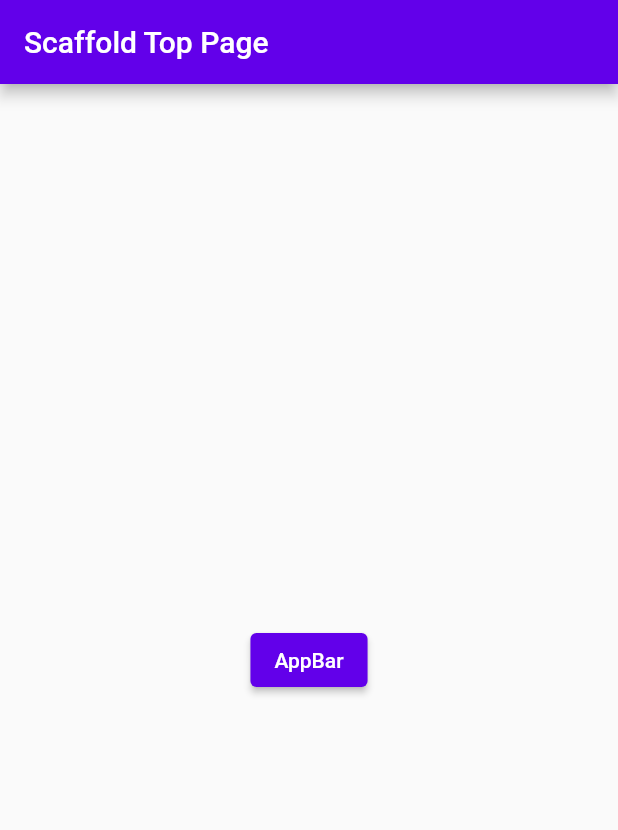
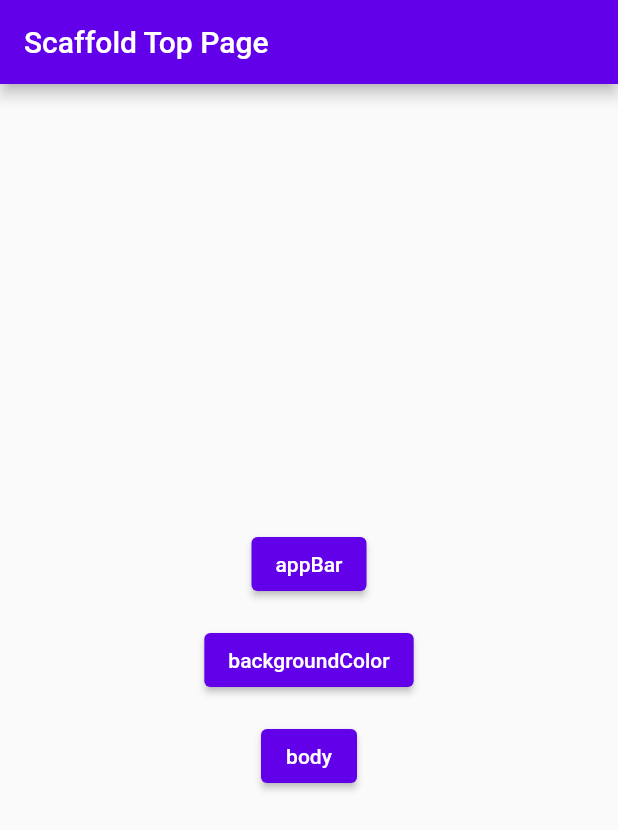
Before and after one commit to mafreud/flutter_dictionary, a Flutter app: the ScaffoldTopPage screen opened by its route, on a phone screen of 412 x 824 dp. Shown: the top 830 px of the screen. Run offline on Flutter 3.47's test engine with Material 2 defaults, Android fonts, the phone set to English and light mode, and no system bars; our stand-ins replace go_router.

Commit message:
add body

```diff
--- a/lib/go_router/routing.dart
+++ b/lib/go_router/routing.dart
@@ -1,10 +1,15 @@
+import 'package:flutter_dictionary/widgets/scaffold/scaffold_background_color.dart';
+import 'package:flutter_dictionary/widgets/scaffold/scaffold_body.dart';
 import 'package:go_router/go_router.dart';
 
 import '../top_page.dart';
 import '../widgets/scaffold/scaffold_top_page.dart';
 import '../widgets/scaffold/scaffold_with_app_bar_page.dart';
 
-enum AppRouter { root, scaffoldTopPage, scaffoldWithAppBar }
+enum AppRouter {
+  root,
+}
+enum ScaffoldRouter { top, appBar, backgroundColor, body }
 
 final router = GoRouter(
   routes: [
@@ -15,13 +20,23 @@ final router = GoRouter(
     ),
     GoRoute(
       path: '/scaffoldTop',
-      name: AppRouter.scaffoldTopPage.name,
+      name: ScaffoldRouter.top.name,
       builder: (context, state) => const ScaffoldTopPage(),
       routes: [
         GoRoute(
-          path: 'scaffoldWithAppBar',
-          name: AppRouter.scaffoldWithAppBar.name,
+          path: 'appBar',
+          name: ScaffoldRouter.appBar.name,
           builder: (context, state) => const ScaffoldWithAppBar(),
+        ),
+        GoRoute(
+          path: 'backgroundColor',
+          name: ScaffoldRouter.backgroundColor.name,
+          builder: (context, state) => const ScaffoldBackgroundColor(),
+        ),
+        GoRoute(
+          path: 'body',
+          name: ScaffoldRouter.body.name,
+          builder: (context, state) => const ScaffoldBody(),
         ),
       ],
     ),
--- a/lib/top_page.dart
+++ b/lib/top_page.dart
@@ -17,7 +17,7 @@ class TopPage extends StatelessWidget {
           ElevatedButton(
             style:
                 ElevatedButton.styleFrom(primary: Colors.deepPurpleAccent[700]),
-            onPressed: () => context.pushNamed(AppRouter.scaffoldTopPage.name),
+            onPressed: () => context.pushNamed(ScaffoldRouter.top.name),
             child: const Text('Scaffold'),
           )
         ]),
--- a/lib/widgets/scaffold/scaffold_top_page.dart
+++ b/lib/widgets/scaffold/scaffold_top_page.dart
@@ -16,15 +16,37 @@ class ScaffoldTopPage extends StatelessWidget {
         child: Column(
           mainAxisAlignment: MainAxisAlignment.center,
           children: [
-          ElevatedButton(
-            style:
-                ElevatedButton.styleFrom(primary: Colors.deepPurpleAccent[700]),
+            Padding(
+              padding: const EdgeInsets.all(8.0),
+              child: ElevatedButton(
+                style: ElevatedButton.styleFrom(
+                    primary: Colors.deepPurpleAccent[700]),
+                onPressed: () => context.pushNamed(ScaffoldRouter.appBar.name),
+                child: const Text('appBar'),
+              ),
+            ),
+            Padding(
+              padding: const EdgeInsets.all(8.0),
+              child: ElevatedButton(
+                style: ElevatedButton.styleFrom(
+                    primary: Colors.deepPurpleAccent[700]),
                 onPressed: () =>
-                context.pushNamed(AppRouter.scaffoldWithAppBar.name),
-            child: const Text('AppBar'),
+                    context.pushNamed(ScaffoldRouter.backgroundColor.name),
+                child: const Text('backgroundColor'),
+              ),
+            ),
+            Padding(
+              padding: const EdgeInsets.all(8.0),
+              child: ElevatedButton(
+                style: ElevatedButton.styleFrom(
+                    primary: Colors.deepPurpleAccent[700]),
+                onPressed: () => context.pushNamed(ScaffoldRouter.body.name),
+                child: const Text('body'),
+              ),
             ),
           ],
-      )),
+        ),
+      ),
     );
   }
 }
--- a/lib/widgets/scaffold/scaffold_with_app_bar_page.dart
+++ b/lib/widgets/scaffold/scaffold_with_app_bar_page.dart
@@ -8,7 +8,7 @@ class ScaffoldWithAppBar extends StatelessWidget {
     return Scaffold(
       appBar: AppBar(
         backgroundColor: Colors.deepPurpleAccent[700],
-        title: const Text('This is an appBar'),
+        title: const Text('AppBar'),
       ),
     );
   }
```
Also changed, not shown: lib/widgets/scaffold/scaffold_background_color.dart (added, +52 -0 lines), lib/widgets/scaffold/scaffold_body.dart (added, +42 -0 lines). Lines whose indentation alone changed are shown as unchanged.
